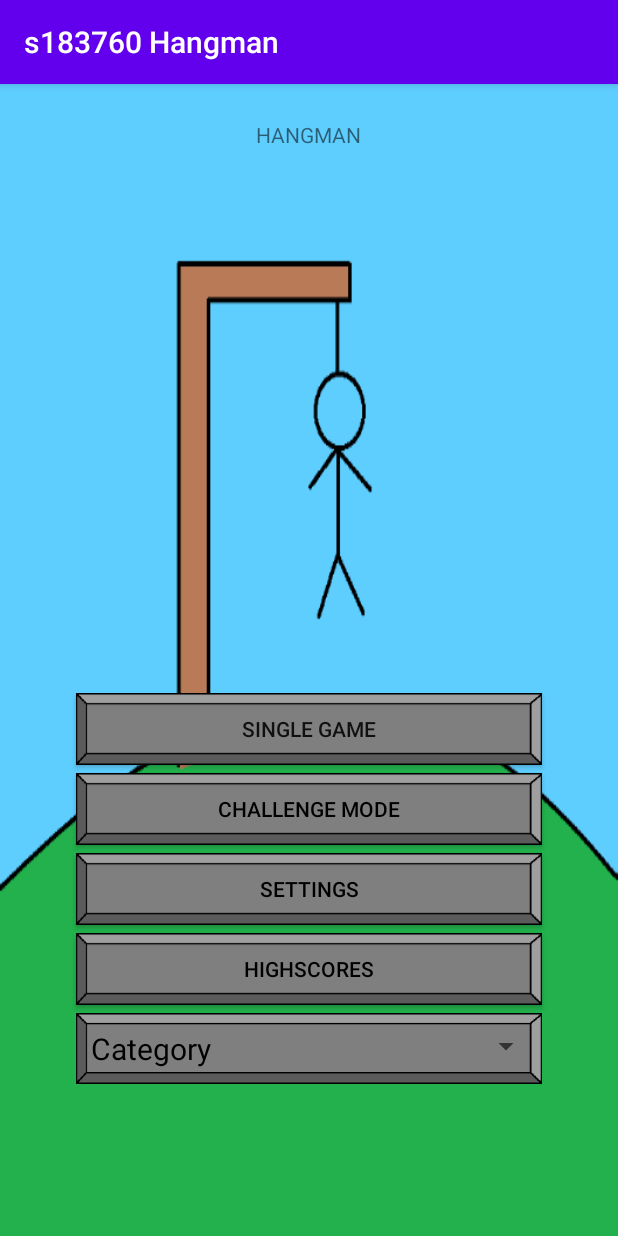
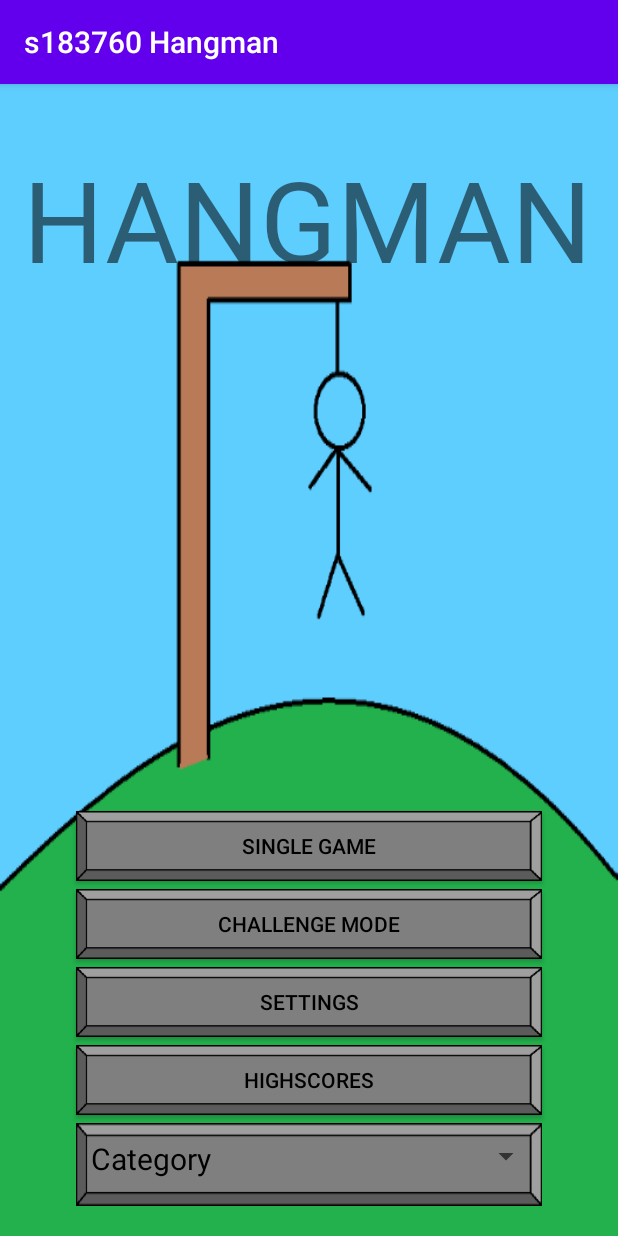
Before and after one commit to PeterRevsbech/Hangman, an Android app: the screen it shows after launch (MainAkt), on a phone screen of 412 x 824 dp. Run offline under Robolectric (Android 15) with nearby library versions, the phone set to English and light mode, and no system bars; network calls fail; 3 statements that could not run were skipped.

```diff
--- a/app/src/main/res/layout/game_over_akt.xml
+++ b/app/src/main/res/layout/game_over_akt.xml
@@ -36,7 +36,7 @@
         android:layout_weight="1"
         android:gravity="center"
         android:textColor="@color/black"
-        android:fontFamily="sans-serif-medium"
+        android:fontFamily="@font/orangejuice"
         android:text="SecretWord"
         android:textSize="30sp" />
 
--- a/app/src/main/res/layout/game_won_akt.xml
+++ b/app/src/main/res/layout/game_won_akt.xml
@@ -36,7 +36,7 @@
         android:layout_weight="1"
         android:text="SecretWord"
         android:textColor="@color/black"
-        android:fontFamily="sans-serif-medium"
+        android:fontFamily="@font/orangejuice"
         android:textSize="30sp"
         android:layout_marginLeft="30dp"
         android:layout_marginRight="30dp"
--- a/app/src/main/res/layout/main_akt.xml
+++ b/app/src/main/res/layout/main_akt.xml
@@ -6,19 +6,6 @@
     android:layout_height="match_parent"
     android:background="@drawable/wrong6"
     tools:context=".view.MainAkt">
-
-    <TextView
-        android:id="@+id/titleText"
-        android:layout_width="wrap_content"
-        android:layout_height="wrap_content"
-        android:layout_marginTop="24dp"
-        android:layout_marginEnd="36dp"
-        android:layout_marginRight="36dp"
-        android:layout_marginBottom="347dp"
-        android:text="@string/titleText"
-        app:layout_constraintBottom_toTopOf="@+id/linearLayout"
-        app:layout_constraintEnd_toEndOf="@+id/Main_SettingsFragFL"
-        app:layout_constraintTop_toTopOf="parent" />
 
 
     <LinearLayout
@@ -31,59 +18,75 @@
         app:layout_constraintBottom_toBottomOf="parent"
         app:layout_constraintEnd_toEndOf="parent"
         app:layout_constraintStart_toStartOf="parent"
-        app:layout_constraintTop_toBottomOf="@+id/titleText">
+        app:layout_constraintTop_toTopOf="parent">
+
+        <TextView
+            android:id="@+id/titleText"
+            android:layout_width="wrap_content"
+            android:layout_height="wrap_content"
+            android:layout_weight="3"
+            android:layout_marginTop="24dp"
+            android:layout_marginBottom="347dp"
+            android:fontFamily="@font/orangejuice"
+            android:text="@string/titleText"
+            android:textSize="75sp"
+            />
+
+        <FrameLayout
+            android:layout_width="match_parent"
+            android:layout_height="0dp"
+            android:layout_weight="1">
+        </FrameLayout>
 
         <Button
             android:id="@+id/singleGameButton"
-            android:layout_width="match_parent"
-            android:layout_height="wrap_content"
-            android:layout_marginBottom="5dp"
-            android:layout_marginLeft="35dp"
-            android:layout_marginRight="35dp"
+            style="@style/buttonStyle"
+            android:layout_weight="1"
             android:background="@drawable/fpbutton"
             android:text="@string/single_game" />
 
         <Button
             android:id="@+id/challengeModeButton"
             style="@style/buttonStyle"
+            android:layout_weight="1"
             android:text="@string/challenge_mode" />
 
         <Button
             android:id="@+id/settingsButton"
             style="@style/buttonStyle"
+            android:layout_weight="1"
             android:text="@string/settings" />
 
         <Button
             android:id="@+id/hsButton"
             style="@style/buttonStyle"
+            android:layout_weight="1"
             android:text="@string/highscores" />
 
         <LinearLayout
+            style="@style/buttonStyle"
             android:layout_width="match_parent"
-            android:layout_height="wrap_content"
-            android:orientation="horizontal"
-            style="@style/buttonStyle"
-            >
+            android:layout_height="55sp"
+            android:orientation="horizontal">
 
             <TextView
                 android:id="@+id/MainCategoryText"
                 android:layout_width="0dp"
                 android:layout_height="wrap_content"
+                android:layout_marginLeft="10dp"
+                android:layout_marginTop="10dp"
                 android:layout_weight="1"
+                android:text="@string/category"
                 android:textColor="@color/black"
-                android:text="@string/category"
-                android:layout_marginTop="10dp"
-                android:layout_marginLeft="10dp"
                 android:textSize="20sp" />
 
             <Spinner
                 android:id="@+id/MainAktCategorySpinner"
-                android:layout_marginTop="10dp"
                 android:layout_width="0dp"
                 android:layout_height="wrap_content"
+                android:layout_marginTop="10dp"
                 android:layout_weight="2"
-                android:textColor="@color/black"
-                />
+                android:textColor="@color/black" />
         </LinearLayout>
 
 
--- a/app/src/main/res/layout/play_akt.xml
+++ b/app/src/main/res/layout/play_akt.xml
@@ -39,7 +39,7 @@
         android:gravity="center"
         android:text="theSecretWord"
         android:textSize="32sp"
-        android:textStyle="bold"
+        android:fontFamily="@font/orangejuice"
         android:textColor="@color/black"
         app:layout_constraintBottom_toBottomOf="@+id/play_infoText"
         app:layout_constraintEnd_toEndOf="parent"
@@ -70,6 +70,7 @@
         android:layout_height="44dp"
         android:text="[a,b,c]"
         android:textSize="25sp"
+        android:fontFamily="@font/orangejuice"
         app:layout_constraintBottom_toBottomOf="parent"
         app:layout_constraintEnd_toEndOf="parent"
         app:layout_constraintStart_toStartOf="parent"
```
Also changed, not shown: app/src/main/java/dk/revsbech/galgeleg/model/HMConfig.java (+7 -0 lines), app/src/main/java/dk/revsbech/galgeleg/view/MainAkt.java (+16 -4 lines), app/src/main/res/font/fonts.xml (added, +8 -0 lines), 1 other file.
